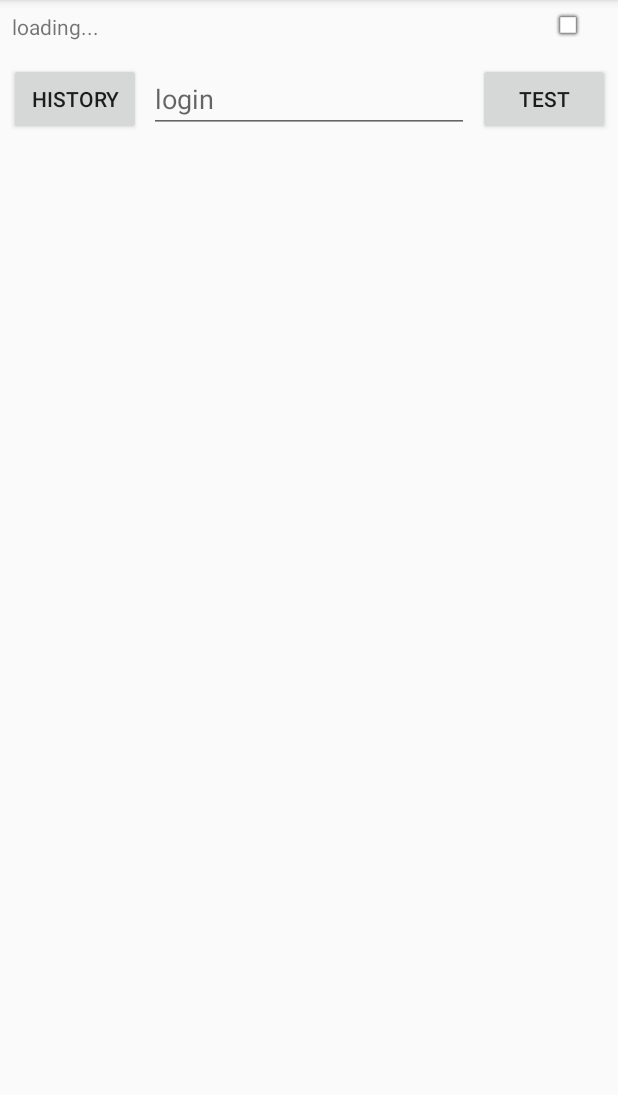
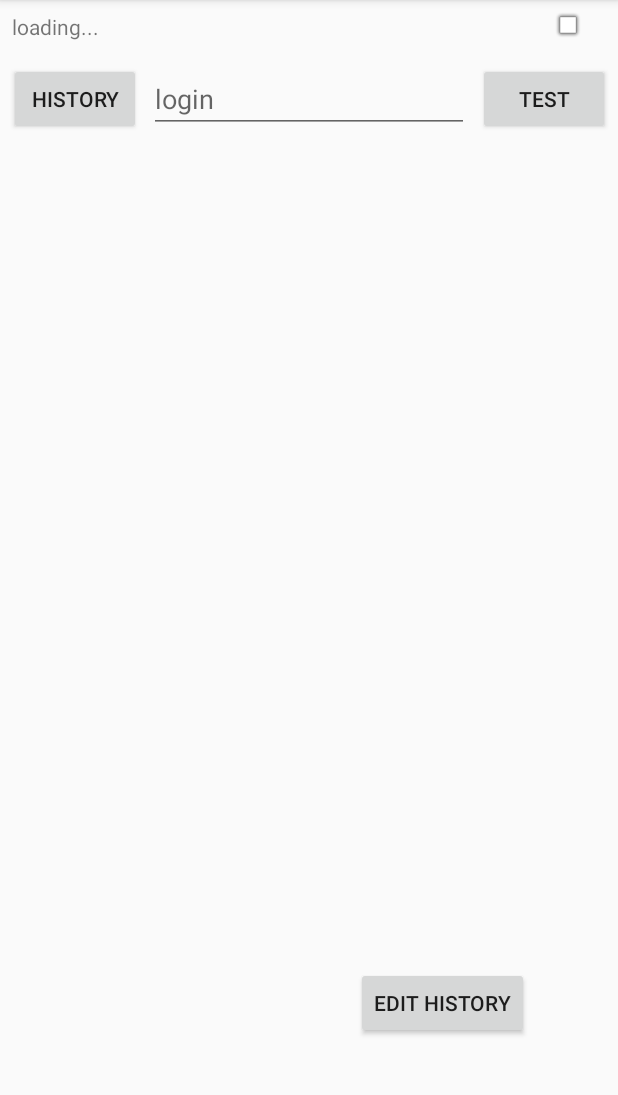
Before and after one commit to yono-ms/Native40, an Android app: the fragment HomeFragment placed in its activity, after a tap on "OK", on a phone screen of 412 x 824 dp, the part 84-1179 px from its top. Run offline under Robolectric (Android 15) with nearby library versions, the phone set to English and light mode, and no system bars; our stand-ins replace Room's generated code, data binding; libraries missing offline, so code that uses them is left out: org.slf4j; 13 statements that could not run were skipped; 3 other taps on this screen came first.

Commit message:
edit history. (#7)

```diff
--- a/app/build.gradle
+++ b/app/build.gradle
@@ -41,7 +41,7 @@ android {
 dependencies {
     implementation fileTree(dir: "libs", include: ["*.jar"])
     implementation "org.jetbrains.kotlin:kotlin-stdlib:$kotlin_version"
-    implementation 'androidx.core:core-ktx:1.3.0'
+    implementation 'androidx.core:core-ktx:1.3.1'
     implementation 'androidx.appcompat:appcompat:1.1.0'
     implementation 'androidx.constraintlayout:constraintlayout:1.1.3'
     implementation 'androidx.recyclerview:recyclerview:1.1.0'
@@ -72,7 +72,7 @@ dependencies {
     implementation "com.github.kittinunf.fuel:fuel-kotlinx-serialization:$fuel_version"
 
     // ローカルデータベース
-    def room_version = "2.2.5"
+    def room_version = "2.3.0-alpha02"
     implementation "androidx.room:room-runtime:$room_version"
     kapt "androidx.room:room-compiler:$room_version"
     // optional - Kotlin Extensions and Coroutines support for Room
--- a/app/src/main/java/com/example/native40/AlertDialogFragment.kt
+++ b/app/src/main/java/com/example/native40/AlertDialogFragment.kt
@@ -18,6 +18,7 @@ class AlertDialogFragment : DialogFragment() {
     companion object {
         private const val KEY_TITLE = "TITLE"
         private const val KEY_MESSAGE_ID = "MESSAGE_ID"
+        private const val KEY_MESSAGE_ARGS = "MESSAGE_ARGS"
         private const val KEY_MESSAGE_TEXT = "MESSAGE_TEXT"
         private const val KEY_ITEMS = "ITEMS"
 
@@ -32,6 +33,12 @@ class AlertDialogFragment : DialogFragment() {
                 arguments = Bundle().apply {
                     dialogMessage.title?.let { putInt(KEY_TITLE, it) }
                     dialogMessage.message?.let { putInt(KEY_MESSAGE_ID, it) }
+                    dialogMessage.messageArgs?.let {
+                        putStringArrayList(
+                            KEY_MESSAGE_ARGS,
+                            ArrayList(it)
+                        )
+                    }
                     dialogMessage.items?.let { putStringArray(KEY_ITEMS, it.toTypedArray()) }
                     dialogMessage.throwable?.let {
                         putInt(KEY_TITLE, it.dialogTitle)
@@ -48,16 +55,35 @@ class AlertDialogFragment : DialogFragment() {
             val builder = AlertDialog.Builder(activity)
             arguments?.getInt(KEY_TITLE)?.let { title -> builder.setTitle(title) }
             when (targetRequestCode) {
-                RequestCode.ALERT.rawValue -> {
+                RequestCode.ALERT.rawValue, RequestCode.OK_CANCEL.rawValue -> {
                     arguments?.getInt(KEY_MESSAGE_ID)?.let { message ->
                         if (message != 0) {
-                            builder.setMessage(message)
+                            if (arguments?.containsKey(KEY_MESSAGE_ARGS) == true) {
+                                arguments?.getStringArrayList(KEY_MESSAGE_ARGS)?.let {
+                                    builder.setMessage(getString(message, it[0]))
+                                }
+                            } else {
+                                builder.setMessage(message)
+                            }
                         }
                     }
                     arguments?.getString(KEY_MESSAGE_TEXT)?.let { message ->
                         builder.setMessage(message)
                     }
                     builder.setPositiveButton(R.string.button_ok) { dialog, which ->
+                        logger.info("dialog=$dialog which=$which")
+                        val intent = if (targetRequestCode == RequestCode.OK_CANCEL.rawValue) {
+                            val item = arguments?.getStringArrayList(KEY_MESSAGE_ARGS)?.get(0)
+                            Intent().apply {
+                                putExtra(ExtraKey.SINGLE_CHOICE.rawValue, item)
+                            }
+                        } else {
+                            null
+                        }
+                        targetFragment?.onActivityResult(targetRequestCode, which, intent)
+                        dialog.dismiss()
+                    }
+                    builder.setNegativeButton(R.string.button_cancel) { dialog, which ->
                         logger.info("dialog=$dialog which=$which")
                         targetFragment?.onActivityResult(targetRequestCode, which, null)
                         dialog.dismiss()
--- a/app/src/main/java/com/example/native40/BaseFragment.kt
+++ b/app/src/main/java/com/example/native40/BaseFragment.kt
@@ -45,6 +45,8 @@ open class BaseFragment : Fragment() {
         requireActivity().supportFragmentManager.beginTransaction().let {
             when (destination) {
                 Destination.REPLACE_HOME -> it.replace(id, HomeFragment.newInstance()).commit()
+                Destination.PUSH_HISTORY -> it.replace(id, HistoryFragment.newInstance())
+                    .addToBackStack(this.javaClass.simpleName).commit()
             }
         }
     }
--- a/app/src/main/java/com/example/native40/Constants.kt
+++ b/app/src/main/java/com/example/native40/Constants.kt
@@ -6,7 +6,8 @@ package com.example.native40
 
 enum class RequestCode(val rawValue: Int) {
     ALERT(100),
-    SINGLE_CHOICE(101)
+    OK_CANCEL(101),
+    SINGLE_CHOICE(102)
 }
 
 enum class ExtraKey(val rawValue: String) {
@@ -14,5 +15,6 @@ enum class ExtraKey(val rawValue: String) {
 }
 
 enum class Destination {
-    REPLACE_HOME
+    REPLACE_HOME,
+    PUSH_HISTORY
 }
--- a/app/src/main/java/com/example/native40/DialogMessage.kt
+++ b/app/src/main/java/com/example/native40/DialogMessage.kt
@@ -13,17 +13,21 @@ package com.example.native40
  */
 data class DialogMessage(
     /**
-     * リクエストコード. 必須.
+     * リクエストコード.
      */
     val requestCode: RequestCode,
     /**
-     * タイトルリソースID. 任意.
+     * タイトルリソースID.
      */
     val title: Int? = null,
     /**
-     * メッセージリソースID. 任意.
+     * メッセージリソースID.
      */
     val message: Int? = null,
+    /**
+     * 可変メッセージID用の埋め込み文字列リスト.
+     */
+    val messageArgs: List<String>? = null,
     /**
      * 単一選択用リスト.
      */
--- a/app/src/main/java/com/example/native40/HomeFragment.kt
+++ b/app/src/main/java/com/example/native40/HomeFragment.kt
@@ -24,9 +24,7 @@ class HomeFragment : BaseFragment() {
     }
 
     private val viewModel by lazy {
-        ViewModelProvider(this)[HomeViewModel::class.java].also {
-            initBaseFragment(it)
-        }
+        ViewModelProvider(this)[HomeViewModel::class.java]
     }
 
     override fun onCreateView(
@@ -48,8 +46,12 @@ class HomeFragment : BaseFragment() {
             it.button.setOnClickListener {
                 viewModel.onClick(mainViewModel)
             }
+            it.buttonEditHistory.setOnClickListener {
+                viewModel.destination.value = Destination.PUSH_HISTORY
+            }
             it.recyclerView.layoutManager = LinearLayoutManager(context)
             it.recyclerView.adapter = RecyclerAdapter(viewModel.items)
+            initBaseFragment(viewModel)
         }
         return binding.root
     }
--- a/app/src/main/java/com/example/native40/StartFragment.kt
+++ b/app/src/main/java/com/example/native40/StartFragment.kt
@@ -20,9 +20,7 @@ class StartFragment : BaseFragment() {
     }
 
     private val viewModel by lazy {
-        ViewModelProvider(this)[StartViewModel::class.java].also {
-            initBaseFragment(it)
-        }
+        ViewModelProvider(this)[StartViewModel::class.java]
     }
 
     override fun onCreateView(
@@ -38,6 +36,7 @@ class StartFragment : BaseFragment() {
         ).also {
             it.viewModel = viewModel
             it.lifecycleOwner = viewLifecycleOwner
+            initBaseFragment(viewModel)
         }
         return binding.root
     }
--- a/app/src/main/res/layout/home_fragment.xml
+++ b/app/src/main/res/layout/home_fragment.xml
@@ -64,5 +64,17 @@
             app:layout_constraintEnd_toEndOf="parent"
             app:layout_constraintStart_toStartOf="parent"
             app:layout_constraintTop_toBottomOf="@+id/editTextLogin" />
+
+        <Button
+            android:id="@+id/buttonEditHistory"
+            android:layout_width="wrap_content"
+            android:layout_height="wrap_content"
+            android:text="@string/button_edit_history"
+            app:layout_constraintBottom_toBottomOf="parent"
+            app:layout_constraintEnd_toEndOf="parent"
+            app:layout_constraintHorizontal_bias="0.8"
+            app:layout_constraintStart_toStartOf="parent"
+            app:layout_constraintTop_toTopOf="parent"
+            app:layout_constraintVertical_bias="0.89" />
     </androidx.constraintlayout.widget.ConstraintLayout>
 </layout>
--- a/app/src/main/res/values/strings.xml
+++ b/app/src/main/res/values/strings.xml
@@ -5,6 +5,7 @@
 <resources>
     <string name="app_name">Native40</string>
     <string name="button_ok">OK</string>
+    <string name="button_cancel">Cancel</string>
     <string name="button_test">TEST</string>
 
     <string name="dialog_title_fuel_error">COMM ERROR</string>
@@ -15,9 +16,14 @@
     <string name="dialog_title_serialization_exception">PARSE ERROR</string>
     <string name="dialog_title_other_exception">SYSTEM ERROR</string>
     <string name="dialog_title_history_choice">Select login name</string>
+    <string name="dialog_title_history_remove">Remove login name</string>
+    <string name="dialog_message_history_remove">Delete %1$s from DB. Is it OK?</string>
 
     <string name="dialog_title_connection_error">CONNECTION ERROR</string>
     <string name="dialog_message_connection_error">Network is not connected.</string>
     <string name="login_hint">login</string>
     <string name="button_history">History</string>
+    <string name="button_edit_history">Edit History</string>
+    <string name="radio_name">sort by name</string>
+    <string name="radio_date">sort by date</string>
 </resources>
```
Also changed, not shown: app/src/main/java/com/example/native40/HistoryFragment.kt (added, +125 -0 lines), app/src/main/java/com/example/native40/HistoryViewModel.kt (added, +32 -0 lines), app/src/main/java/com/example/native40/db/UserDao.kt (+8 -0 lines), app/src/main/res/layout/history_fragment.xml (added, +53 -0 lines).
